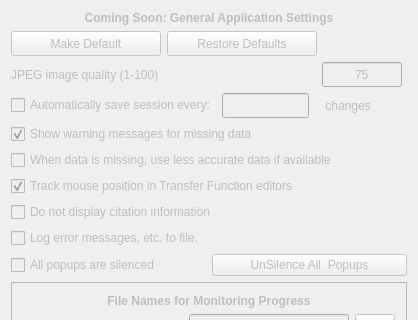
This is apps/vaporgui/appSettingsTab.ui in StasJ/vapor-formatted as Qt 5 draws it before an edit; both pictures show x 0 to 418 and y 0 to 320 of the 418 by 503 pixel window. The edited form follows.
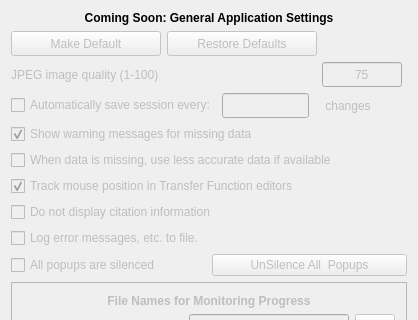
This is the edited form.

Commit message: Re-enabled the ComingSoon text

```diff
--- a/apps/vaporgui/appSettingsTab.ui
+++ b/apps/vaporgui/appSettingsTab.ui
@@ -40,7 +40,13 @@
      <item>
       <widget class="QLabel" name="textLabel1_9">
        <property name="enabled">
-        <bool>false</bool>
+        <bool>true</bool>
+       </property>
+       <property name="font">
+        <font>
+         <weight>75</weight>
+         <bold>true</bold>
+        </font>
        </property>
        <property name="text">
         <string>&lt;html&gt;&lt;head/&gt;&lt;body&gt;&lt;p&gt;&lt;span style=&quot; font-weight:600;&quot;&gt;Coming Soon: General Application Settings&lt;/span&gt;&lt;/p&gt;&lt;/body&gt;&lt;/html&gt;</string>
```
